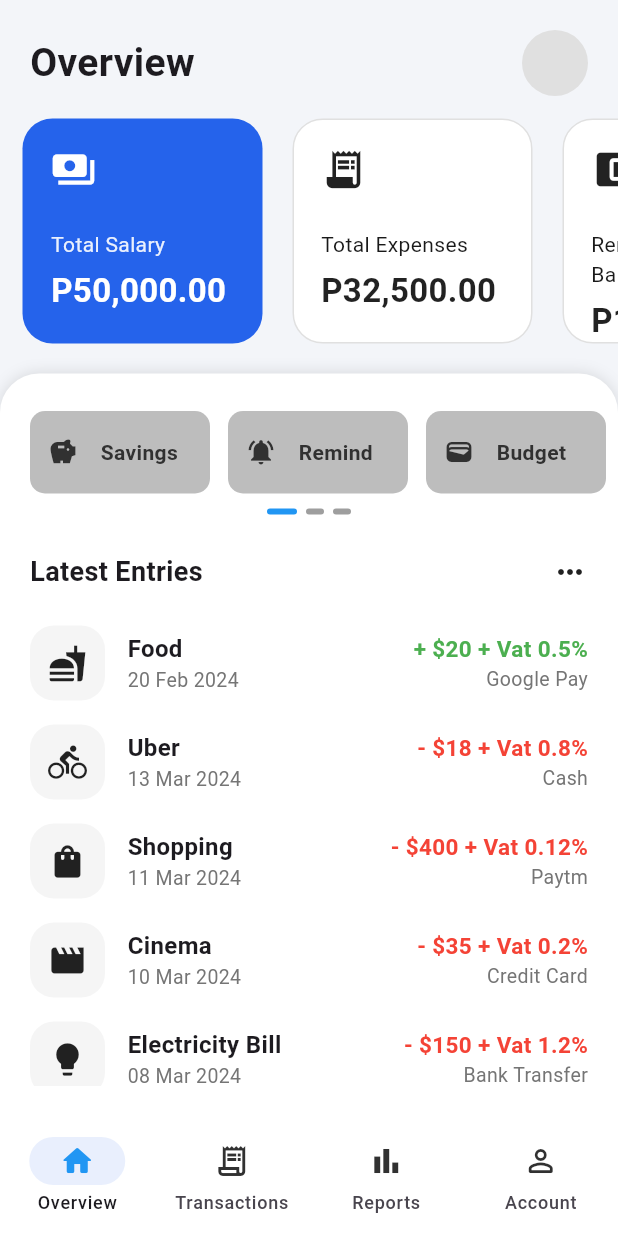
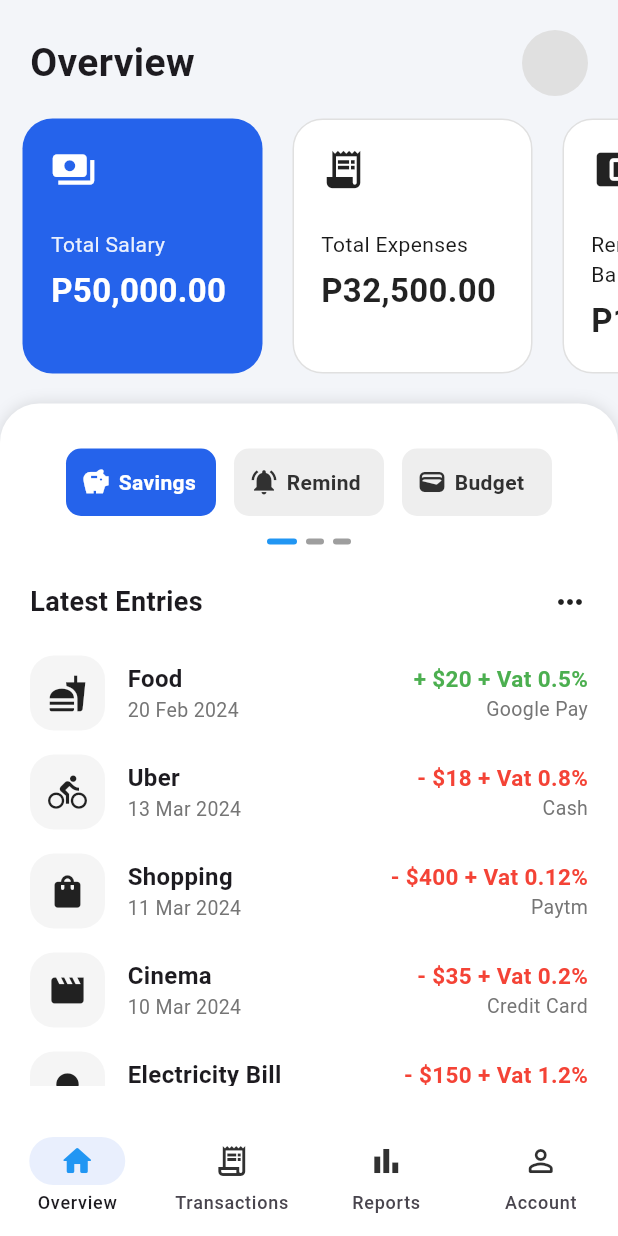
Before and after one commit to XyrelTenz/Budget-Tracker-System, a Flutter app: the screen it shows after launch, on a phone screen of 412 x 824 dp. Run offline on Flutter 3.47's test engine with Material 3 defaults, Android fonts, the phone set to English and light mode, and no system bars.

Commit message:
Overview Done

```diff
--- a/lib/screen/home_screen.dart
+++ b/lib/screen/home_screen.dart
@@ -10,14 +10,16 @@ class HomeScreen extends StatefulWidget {
 }
 
 class _HomeScreenState extends State<HomeScreen> {
-  // Data for the category buttons
   final List<Map<String, dynamic>> items = [
-    {'icon': Icons.savings, 'label': 'Savings'},
-    {'icon': Icons.notifications_active, 'label': 'Remind'},
-    {'icon': Icons.wallet, 'label': 'Budget'},
+    {'icon': Icons.savings, 'label': 'Savings', 'isSelected': true},
+    {
+      'icon': Icons.notifications_active,
+      'label': 'Remind',
+      'isSelected': false,
+    },
+    {'icon': Icons.wallet, 'label': 'Budget', 'isSelected': false},
   ];
 
-  // Data for the top horizontal cards
   final List<Map<String, dynamic>> cardDataList = [
     {
       "title": "Total Salary",
@@ -65,7 +67,7 @@ class _HomeScreenState extends State<HomeScreen> {
             ),
 
             SizedBox(
-              height: 170,
+              height: 190,
               child: ListView.separated(
                 scrollDirection: Axis.horizontal,
                 padding: const EdgeInsets.symmetric(
@@ -99,28 +101,27 @@ class _HomeScreenState extends State<HomeScreen> {
                   ),
                   boxShadow: [BoxShadow(color: Colors.black12, blurRadius: 8)],
                 ),
-                // 3. This Column holds all the content *inside* the
-                //    white box
                 child: Column(
                   children: [
                     SizedBox(
                       height: 55,
-                      child: ListView.builder(
-                        scrollDirection: Axis.horizontal,
-                        padding: const EdgeInsets.only(left: 20),
-                        itemCount: items.length,
-                        itemBuilder: (context, index) {
+                      child: Row(
+                        mainAxisAlignment: MainAxisAlignment.center,
+                        children: items.map((item) {
+                          bool isLastItem = item == items.last;
                           return Padding(
-                            padding: const EdgeInsets.only(right: 12),
+                            padding: EdgeInsets.only(
+                              right: isLastItem ? 0 : 12,
+                            ),
                             child: SavingsCards(
-                              icon: items[index]['icon'],
-                              label: items[index]['label'],
+                              isSelected: item['isSelected'],
+                              icon: item['icon'],
+                              label: item['label'],
                             ),
                           );
-                        },
+                        }).toList(),
                       ),
                     ),
-
                     const SizedBox(height: 10),
 
                     Row(
--- a/lib/widget/savings_cards_widget.dart
+++ b/lib/widget/savings_cards_widget.dart
@@ -3,33 +3,43 @@ import 'package:flutter/material.dart';
 class SavingsCards extends StatelessWidget {
   final IconData icon;
   final String label;
+  final bool isSelected;
 
-  const SavingsCards({super.key, required this.icon, required this.label});
+  const SavingsCards({
+    super.key,
+    required this.icon,
+    required this.label,
+    required this.isSelected,
+  });
 
   @override
   Widget build(BuildContext context) {
     return Container(
-      width: 120,
+      width: 100,
       height: 45,
       decoration: BoxDecoration(
-        color: Colors.grey[400],
+        color: isSelected ? Color(0xFF2563EB) : Colors.grey[200],
         borderRadius: BorderRadius.circular(10),
       ),
       child: Row(
         children: [
-          SizedBox(width: 7),
+          Padding(padding: EdgeInsetsGeometry.symmetric(horizontal: 5)),
           Container(
             height: 30,
-            width: 30,
+            width: 15,
             decoration: BoxDecoration(borderRadius: BorderRadius.circular(5)),
-            child: Icon(icon, size: 20, color: Color(0xFF313131)),
+            child: Icon(
+              icon,
+              size: 20,
+              color: isSelected ? Colors.white : Color(0xFF313131),
+            ),
           ),
           SizedBox(width: 10),
           Text(
             label,
             style: TextStyle(
-              color: Color(0xFF313131),
-              fontWeight: FontWeight.bold,
+              color: isSelected ? Colors.white : Color(0xFF313131),
+              fontWeight: FontWeight.w700,
             ),
           ),
         ],
```
